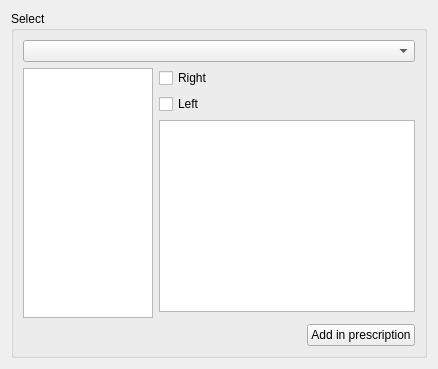
This is global_resources/forms/subforms/prescriptions/radiology_assistant/ui/xx/xray.ui in FreeHealth/freehealth as Qt 5 draws it before an edit. The edited form follows.
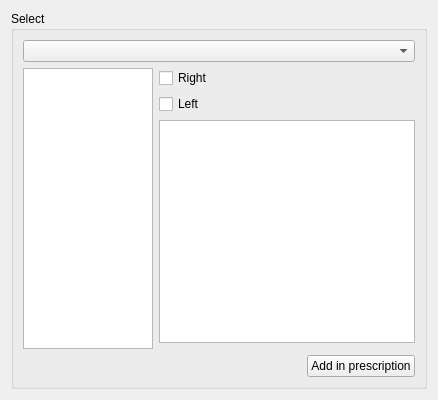
This is the edited form.

Commit message: Forms/RadioAssist - code beautifying - some corrections (mainly in connections)

Patch:
```diff
--- a/global_resources/forms/subforms/prescriptions/radiology_assistant/ui/xx/xray.ui
+++ b/global_resources/forms/subforms/prescriptions/radiology_assistant/ui/xx/xray.ui
@@ -7,7 +7,7 @@
     <x>0</x>
     <y>0</y>
     <width>438</width>
-    <height>306</height>
+    <height>400</height>
    </rect>
   </property>
   <property name="windowTitle">
```
Left out of the diff: 2 changed lines with no effect on the pictures. The commit also changes 2 other files.
